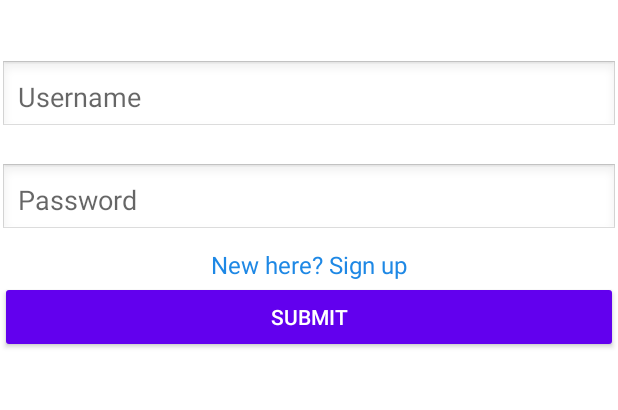
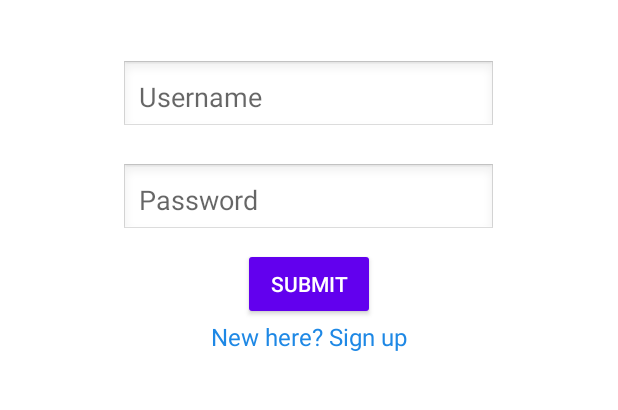
Before and after one commit to Tharun7075/FINTRACK, an Android app: the screen it shows after launch (MainActivity), on a phone screen of 412 x 824 dp, the part 512-922 px from its top. Run offline under Robolectric (Android 15) with nearby library versions, the phone set to English and light mode, and no system bars.

Commit message:
modified login page

```diff
--- a/app/src/main/res/layout/activity_main.xml
+++ b/app/src/main/res/layout/activity_main.xml
@@ -22,7 +22,7 @@
     <!-- Username Field -->
     <EditText
         android:id="@+id/usernameField"
-        android:layout_width="match_parent"
+        android:layout_width="250dp"
         android:layout_height="wrap_content"
         android:hint="Username"
         android:inputType="textPersonName"
@@ -33,13 +33,23 @@
     <!-- Password Field -->
     <EditText
         android:id="@+id/passwordField"
-        android:layout_width="match_parent"
+        android:layout_width="250dp"
         android:layout_height="wrap_content"
         android:hint="Password"
         android:inputType="textPassword"
         android:padding="12dp"
         android:layout_marginBottom="8dp"
         android:background="@android:drawable/edit_text" />
+
+    <!-- Submit Button -->
+    <Button
+        android:id="@+id/loginButton"
+        android:layout_width="wrap_content"
+        android:layout_height="wrap_content"
+        android:text="Submit"
+        android:backgroundTint="#6200EE"
+        android:textColor="#FFFFFF"
+        android:padding="14dp" />
 
     <!-- Sign Up Prompt -->
     <TextView
@@ -50,14 +60,4 @@
         android:textColor="#1E88E5"
         android:textSize="16sp" />
 
-    <!-- Submit Button -->
-    <Button
-        android:id="@+id/loginButton"
-        android:layout_width="match_parent"
-        android:layout_height="wrap_content"
-        android:text="Submit"
-        android:backgroundTint="#6200EE"
-        android:textColor="#FFFFFF"
-        android:padding="14dp" />
-
 </LinearLayout>
```
